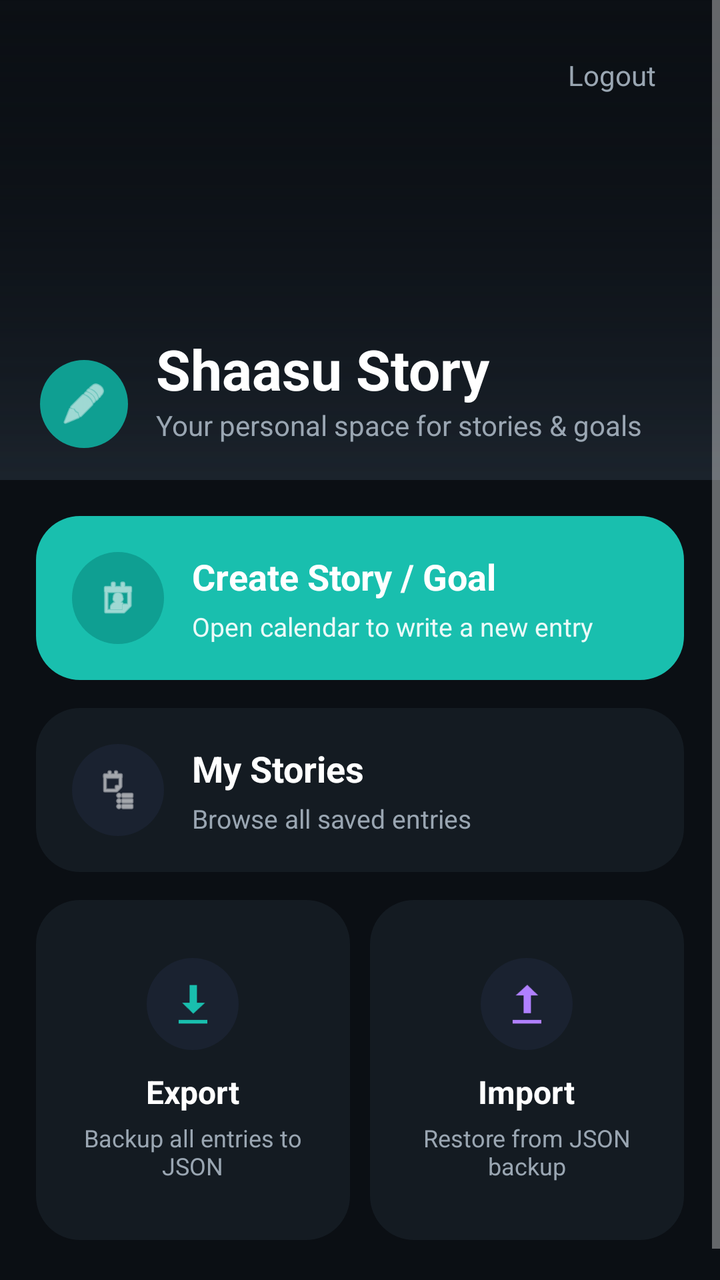
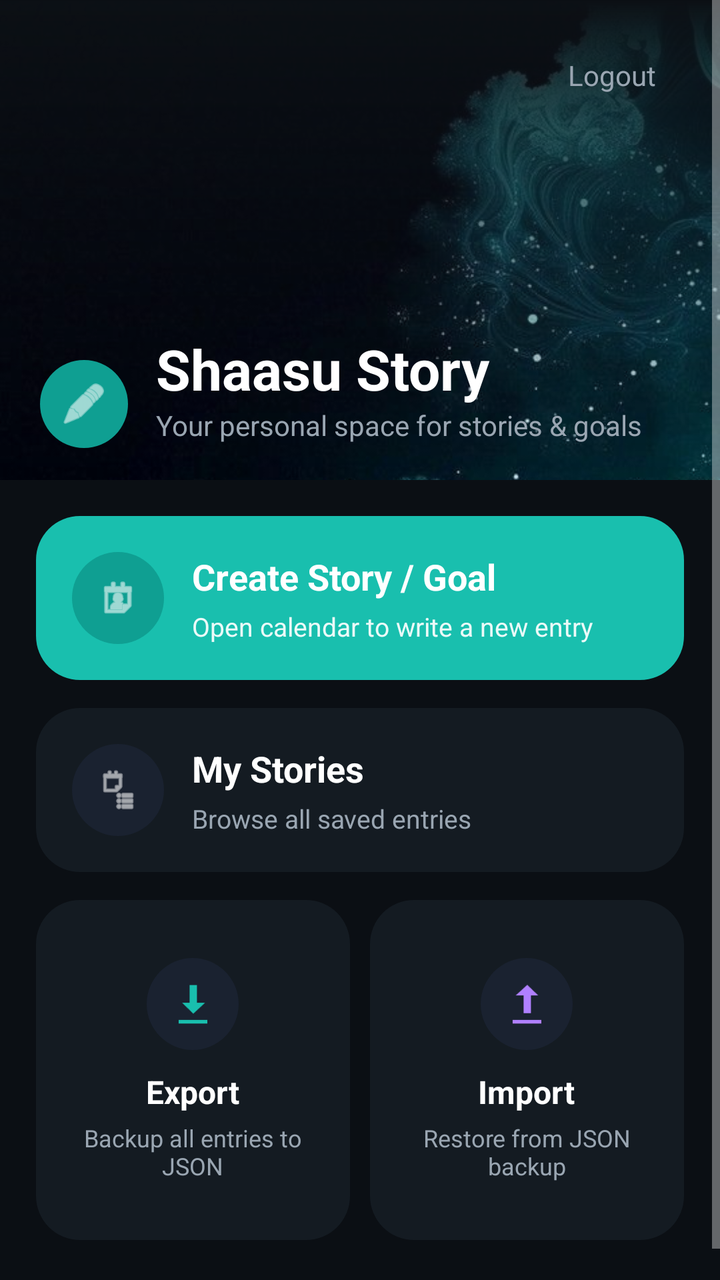

Two renders of the same Android screen: before a commit and after it. Below are the layout's source before the change and the commit's diff.
<!-- AndroidManifest.xml: application theme Theme.AppCompat.NoActionBar -->
<!-- res/layout/activity_main.xml -->
<?xml version="1.0" encoding="utf-8"?>
<androidx.constraintlayout.widget.ConstraintLayout xmlns:android="http://schemas.android.com/apk/res/android"
    xmlns:app="http://schemas.android.com/apk/res-auto"
    android:layout_width="match_parent"
    android:layout_height="match_parent"
    android:background="@color/menu_bg">

    <ScrollView
        android:id="@+id/menuScroll"
        android:layout_width="match_parent"
        android:layout_height="match_parent"
        android:fillViewport="true">

        <LinearLayout
            android:layout_width="match_parent"
            android:layout_height="wrap_content"
            android:orientation="vertical">

            
            <FrameLayout
                android:layout_width="match_parent"
                android:layout_height="240dp">

                <ImageView
                    android:layout_width="match_parent"
                    android:layout_height="match_parent"
                    android:scaleType="centerCrop"
                    android:src="@drawable/bg_menu_header_placeholder" />

                <View
                    android:layout_width="match_parent"
                    android:layout_height="match_parent"
                    android:background="@drawable/bg_menu_header_scrim" />

                <androidx.constraintlayout.widget.ConstraintLayout
                    android:layout_width="match_parent"
                    android:layout_height="match_parent"
                    android:paddingLeft="20dp"
                    android:paddingRight="20dp"
                    android:paddingTop="22dp"
                    android:paddingBottom="16dp">

                    <TextView
                        android:id="@+id/logoutButton"
                        android:layout_width="wrap_content"
                        android:layout_height="wrap_content"
                        android:paddingLeft="12dp"
                        android:paddingRight="12dp"
                        android:paddingTop="6dp"
                        android:paddingBottom="6dp"
                        android:text="Logout"
                        android:textColor="@color/menu_text_secondary"
                        android:textSize="14sp"
                        app:layout_constraintEnd_toEndOf="parent"
                        app:layout_constraintTop_toTopOf="parent" />

                    <ImageView
                        android:id="@+id/appIcon"
                        android:layout_width="44dp"
                        android:layout_height="44dp"
                        android:background="@drawable/bg_menu_circle_teal"
                        android:padding="10dp"
                        android:src="@android:drawable/ic_menu_edit"
                        android:tint="@color/menu_text_primary"
                        app:layout_constraintBottom_toBottomOf="parent"
                        app:layout_constraintStart_toStartOf="parent" />

                    <TextView
                        android:id="@+id/menuTitle"
                        android:layout_width="0dp"
                        android:layout_height="wrap_content"
                        android:layout_marginStart="14dp"
                        android:text="Shaasu Story"
                        android:textColor="@color/menu_text_primary"
                        android:textSize="28sp"
                        android:textStyle="bold"
                        app:layout_constraintBottom_toTopOf="@+id/menuSubtitle"
                        app:layout_constraintEnd_toEndOf="parent"
                        app:layout_constraintStart_toEndOf="@+id/appIcon" />

                    <TextView
                        android:id="@+id/menuSubtitle"
                        android:layout_width="0dp"
                        android:layout_height="wrap_content"
                        android:layout_marginStart="14dp"
                        android:layout_marginBottom="2dp"
                        android:text="Your personal space for stories &amp; goals"
                        android:textColor="@color/menu_text_secondary"
                        android:textSize="14sp"
                        app:layout_constraintBottom_toBottomOf="@+id/appIcon"
                        app:layout_constraintEnd_toEndOf="parent"
                        app:layout_constraintStart_toEndOf="@+id/appIcon" />

                </androidx.constraintlayout.widget.ConstraintLayout>
            </FrameLayout>

            <LinearLayout
                android:layout_width="match_parent"
                android:layout_height="wrap_content"
                android:orientation="vertical"
                android:padding="18dp">

                
                <LinearLayout
                    android:id="@+id/creategoal"
                    android:layout_width="match_parent"
                    android:layout_height="wrap_content"
                    android:background="@drawable/bg_menu_card_teal"
                    android:clickable="true"
                    android:focusable="true"
                    android:orientation="horizontal"
                    android:padding="18dp">

                    <ImageView
                        android:layout_width="46dp"
                        android:layout_height="46dp"
                        android:background="@drawable/bg_menu_circle_teal"
                        android:padding="12dp"
                        android:src="@android:drawable/ic_menu_my_calendar"
                        android:tint="@color/menu_text_primary" />

                    <LinearLayout
                        android:layout_width="0dp"
                        android:layout_height="wrap_content"
                        android:layout_marginStart="14dp"
                        android:layout_weight="1"
                        android:orientation="vertical">

                        <TextView
                            android:layout_width="match_parent"
                            android:layout_height="wrap_content"
                            android:text="Create Story / Goal"
                            android:textColor="@color/menu_text_primary"
                            android:textSize="18sp"
                            android:textStyle="bold" />

                        <TextView
                            android:layout_width="match_parent"
                            android:layout_height="wrap_content"
                            android:layout_marginTop="4dp"
                            android:text="Open calendar to write a new entry"
                            android:textColor="#E9FFFFFF"
                            android:textSize="13sp" />
                    </LinearLayout>
                </LinearLayout>

                
                <LinearLayout
                    android:id="@+id/existingstory"
                    android:layout_width="match_parent"
                    android:layout_height="wrap_content"
                    android:layout_marginTop="14dp"
                    android:background="@drawable/bg_menu_card_dark"
                    android:clickable="true"
                    android:focusable="true"
                    android:orientation="horizontal"
                    android:padding="18dp">

                    <ImageView
                        android:layout_width="46dp"
                        android:layout_height="46dp"
                        android:background="@drawable/bg_menu_circle_dark"
                        android:padding="12dp"
                        android:src="@android:drawable/ic_menu_agenda"
                        android:tint="@color/menu_text_primary" />

                    <LinearLayout
                        android:layout_width="0dp"
                        android:layout_height="wrap_content"
                        android:layout_marginStart="14dp"
                        android:layout_weight="1"
                        android:orientation="vertical">

                        <TextView
                            android:layout_width="match_parent"
                            android:layout_height="wrap_content"
                            android:text="My Stories"
                            android:textColor="@color/menu_text_primary"
                            android:textSize="18sp"
                            android:textStyle="bold" />

                        <TextView
                            android:layout_width="match_parent"
                            android:layout_height="wrap_content"
                            android:layout_marginTop="4dp"
                            android:text="Browse all saved entries"
                            android:textColor="@color/menu_text_secondary"
                            android:textSize="13sp" />
                    </LinearLayout>
                </LinearLayout>

                
                <LinearLayout
                    android:layout_width="match_parent"
                    android:layout_height="wrap_content"
                    android:layout_marginTop="14dp"
                    android:orientation="horizontal">

                    <LinearLayout
                        android:id="@+id/exportButton"
                        android:layout_width="0dp"
                        android:layout_height="wrap_content"
                        android:layout_marginEnd="10dp"
                        android:layout_weight="1"
                        android:minHeight="170dp"
                        android:background="@drawable/bg_menu_card_dark"
                        android:clickable="true"
                        android:focusable="true"
                        android:gravity="center"
                        android:orientation="vertical"
                        android:padding="18dp">

                        <ImageView
                            android:layout_width="46dp"
                            android:layout_height="46dp"
                            android:background="@drawable/bg_menu_circle_dark"
                            android:padding="12dp"
                            android:src="@android:drawable/stat_sys_download"
                            android:tint="@color/menu_teal" />

                        <TextView
                            android:layout_width="wrap_content"
                            android:layout_height="wrap_content"
                            android:layout_marginTop="10dp"
                            android:text="Export"
                            android:textColor="@color/menu_text_primary"
                            android:textSize="16sp"
                            android:textStyle="bold" />

                        <TextView
                            android:layout_width="wrap_content"
                            android:layout_height="wrap_content"
                            android:layout_marginTop="4dp"
                            android:text="Backup all entries to JSON"
                            android:textColor="@color/menu_text_secondary"
                            android:textSize="12sp"
                            android:minLines="2"
                            android:maxLines="2"
                            android:ellipsize="end"
                            android:gravity="center" />
                    </LinearLayout>

                    <LinearLayout
                        android:id="@+id/importButton"
                        android:layout_width="0dp"
                        android:layout_height="wrap_content"
                        android:layout_weight="1"
                        android:minHeight="170dp"
                        android:background="@drawable/bg_menu_card_dark"
                        android:clickable="true"
                        android:focusable="true"
                        android:gravity="center"
                        android:orientation="vertical"
                        android:padding="18dp">

                        <ImageView
                            android:layout_width="46dp"
                            android:layout_height="46dp"
                            android:background="@drawable/bg_menu_circle_dark"
                            android:padding="12dp"
                            android:src="@android:drawable/stat_sys_upload"
                            android:tint="#FFB080FF" />

                        <TextView
                            android:layout_width="wrap_content"
                            android:layout_height="wrap_content"
                            android:layout_marginTop="10dp"
                            android:text="Import"
                            android:textColor="@color/menu_text_primary"
                            android:textSize="16sp"
                            android:textStyle="bold" />

                        <TextView
                            android:layout_width="wrap_content"
                            android:layout_height="wrap_content"
                            android:layout_marginTop="4dp"
                            android:text="Restore from JSON backup"
                            android:textColor="@color/menu_text_secondary"
                            android:textSize="12sp"
                            android:minLines="2"
                            android:maxLines="2"
                            android:ellipsize="end"
                            android:gravity="center" />
                    </LinearLayout>
                </LinearLayout>

                <View
                    android:layout_width="match_parent"
                    android:layout_height="18dp" />

            </LinearLayout>

        </LinearLayout>
    </ScrollView>

</androidx.constraintlayout.widget.ConstraintLayout>
<!-- resources referenced by this layout -->
<resources>
  <color name="menu_bg">#FF0B0F14</color>
  <color name="menu_teal">#FF19BFAE</color>
  <color name="menu_text_primary">#FFFFFFFF</color>
  <color name="menu_text_secondary">#FF9AA6B2</color>
  <!-- drawable bg_menu_card_dark (drawable) -->
  <?xml version="1.0" encoding="utf-8"?>
  <shape xmlns:android="http://schemas.android.com/apk/res/android">
      <solid android:color="@color/menu_surface" />
      <corners android:radius="22dp" />
  </shape>
  <!-- drawable bg_menu_card_teal (drawable) -->
  <?xml version="1.0" encoding="utf-8"?>
  <shape xmlns:android="http://schemas.android.com/apk/res/android">
      <solid android:color="@color/menu_teal" />
      <corners android:radius="22dp" />
  </shape>
  <!-- drawable bg_menu_circle_dark (drawable) -->
  <?xml version="1.0" encoding="utf-8"?>
  <shape xmlns:android="http://schemas.android.com/apk/res/android" android:shape="oval">
      <solid android:color="#FF1A2230" />
  </shape>
  <!-- drawable bg_menu_circle_teal (drawable) -->
  <?xml version="1.0" encoding="utf-8"?>
  <shape xmlns:android="http://schemas.android.com/apk/res/android" android:shape="oval">
      <solid android:color="@color/menu_teal_icon_bg" />
  </shape>
  <!-- drawable bg_menu_header_placeholder (drawable) -->
  <?xml version="1.0" encoding="utf-8"?>
  <shape xmlns:android="http://schemas.android.com/apk/res/android">
      <gradient
          android:angle="90"
          android:startColor="#FF1B232C"
          android:centerColor="#FF10161D"
          android:endColor="#FF0B0F14" />
  </shape>
  <!-- drawable bg_menu_header_scrim (drawable) -->
  <?xml version="1.0" encoding="utf-8"?>
  <shape xmlns:android="http://schemas.android.com/apk/res/android">
      <gradient
          android:angle="90"
          android:startColor="#00000000"
          android:centerColor="#7A0B0F14"
          android:endColor="#FF0B0F14" />
  </shape>
  <color name="menu_surface">#FF141B22</color>
  <color name="menu_teal_icon_bg">#FF0F9F92</color>
</resources>

<!-- the commit's change to res/layout/activity_main.xml (unified diff, before → after) -->
@@ -22,10 +22,12 @@
                 android:layout_height="240dp">
 
                 <ImageView
+                    android:id="@+id/menuHeaderImage"
                     android:layout_width="match_parent"
                     android:layout_height="match_parent"
                     android:scaleType="centerCrop"
-                    android:src="@drawable/bg_menu_header_placeholder" />
+                    android:src="@drawable/menu_header"
+                    android:contentDescription="Menu header" />
 
                 <View
                     android:layout_width="match_parent"
<!-- resource entries referenced after the edit -->
@@ -26,15 +26,6 @@
   <shape xmlns:android="http://schemas.android.com/apk/res/android" android:shape="oval">
       <solid android:color="@color/menu_teal_icon_bg" />
   </shape>
-  <!-- drawable bg_menu_header_placeholder (drawable) -->
-  <?xml version="1.0" encoding="utf-8"?>
-  <shape xmlns:android="http://schemas.android.com/apk/res/android">
-      <gradient
-          android:angle="90"
-          android:startColor="#FF1B232C"
-          android:centerColor="#FF10161D"
-          android:endColor="#FF0B0F14" />
-  </shape>
   <!-- drawable bg_menu_header_scrim (drawable) -->
   <?xml version="1.0" encoding="utf-8"?>
   <shape xmlns:android="http://schemas.android.com/apk/res/android">
@@ -44,6 +35,7 @@
           android:centerColor="#7A0B0F14"
           android:endColor="#FF0B0F14" />
   </shape>
+  <!-- drawable menu_header: jpg bitmap (drawable, 89392 bytes) -->
   <color name="menu_surface">#FF141B22</color>
   <color name="menu_teal_icon_bg">#FF0F9F92</color>
 </resources>
